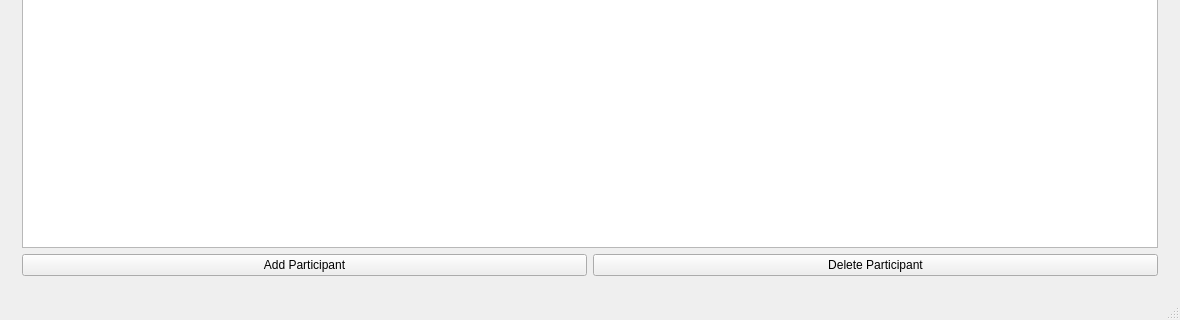
Qt form mainwindow.ui (mihutlorenzo/CampionatSportiv) before a commit; both pictures show x 0 to 1180 and y 324 to 644 of the 1180 by 644 pixel window.
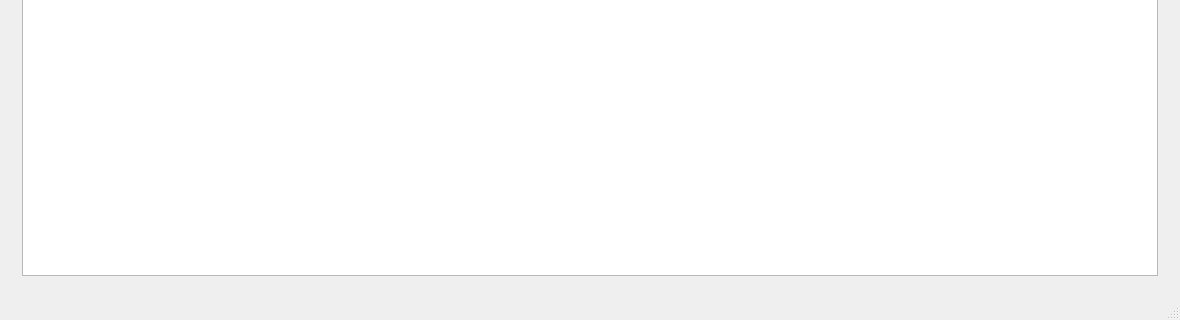
The same form after that commit. The open tabs and pages were chosen to show the change.

Diff of the .ui file:
```diff
--- a/mainwindow.ui
+++ b/mainwindow.ui
@@ -138,6 +138,20 @@
         </item>
        </layout>
       </widget>
+      <widget class="QWidget" name="page_Stages">
+       <layout class="QVBoxLayout" name="verticalLayout_6">
+        <item>
+         <widget class="QTableView" name="stageTableView"/>
+        </item>
+       </layout>
+      </widget>
+      <widget class="QWidget" name="page_Ranking">
+       <layout class="QVBoxLayout" name="verticalLayout_7">
+        <item>
+         <widget class="QTableView" name="rankingTableView"/>
+        </item>
+       </layout>
+      </widget>
      </widget>
     </item>
    </layout>
```
Left out of the diff: 12 changed lines with no effect on the pictures.
